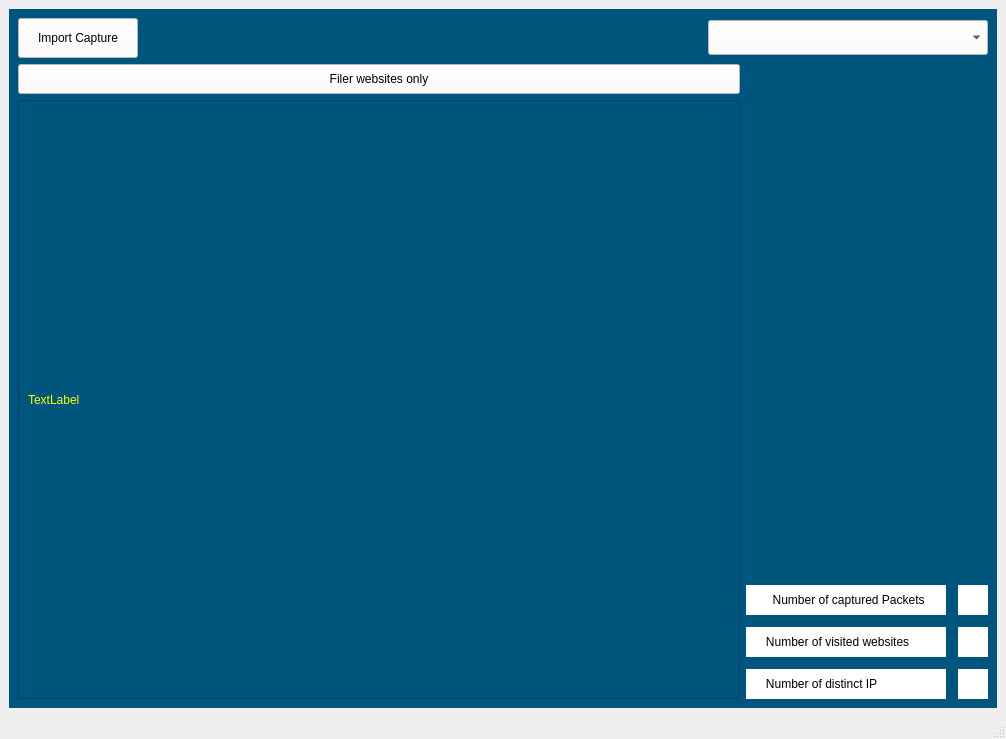
Before: the Qt Designer form Layout.ui in Hass-Ali-Collabs/NetMo, drawn with Qt 5.
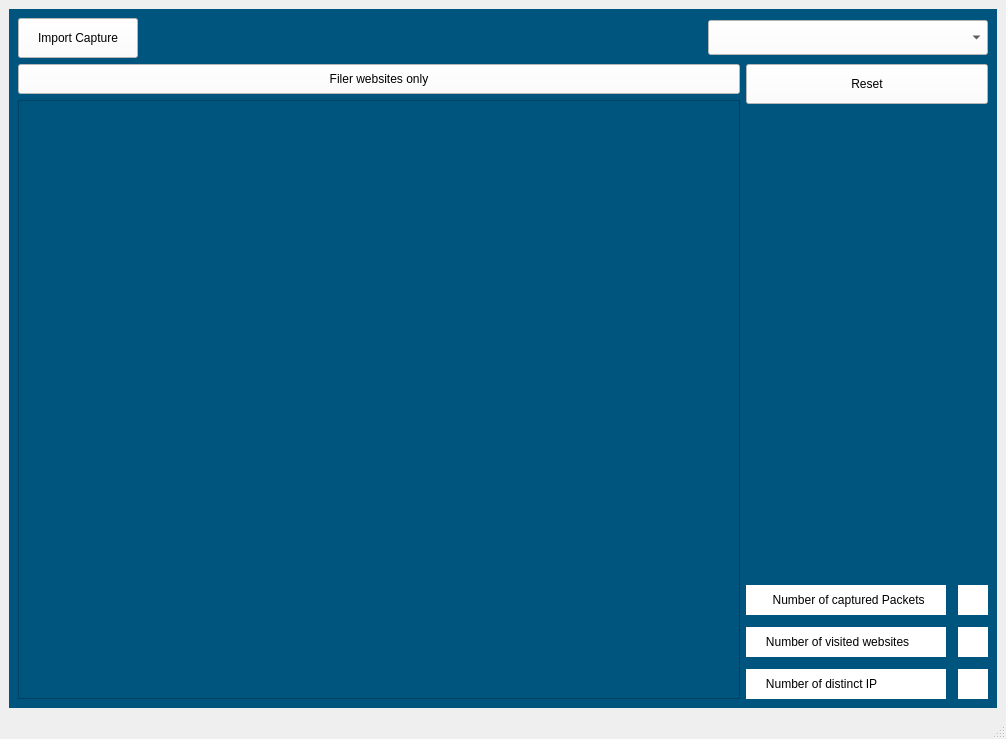
After: the same form once the commit is applied.

Commit message: solve the import button problem and adding some codes

```diff
--- a/Layout.ui
+++ b/Layout.ui
@@ -122,7 +122,7 @@
 color: rgb(255, 255, 0);</string>
                    </property>
                    <property name="text">
-                    <string>TextLabel</string>
+                    <string/>
                    </property>
                   </widget>
                  </item>
@@ -138,18 +138,18 @@
               <number>12</number>
              </property>
              <item>
-              <widget class="QLabel" name="label_2">
+              <widget class="QPushButton" name="Resetbtn">
                <property name="minimumSize">
                 <size>
                  <width>0</width>
-                 <height>70</height>
+                 <height>40</height>
                 </size>
                </property>
                <property name="styleSheet">
-                <string notr="true">background-color: rgb(0, 85, 127);</string>
+                <string notr="true">background-color: rgb(255, 255, 255);</string>
                </property>
                <property name="text">
-                <string/>
+                <string>Reset</string>
                </property>
               </widget>
              </item>
```
The commit also changes 6 other files.
